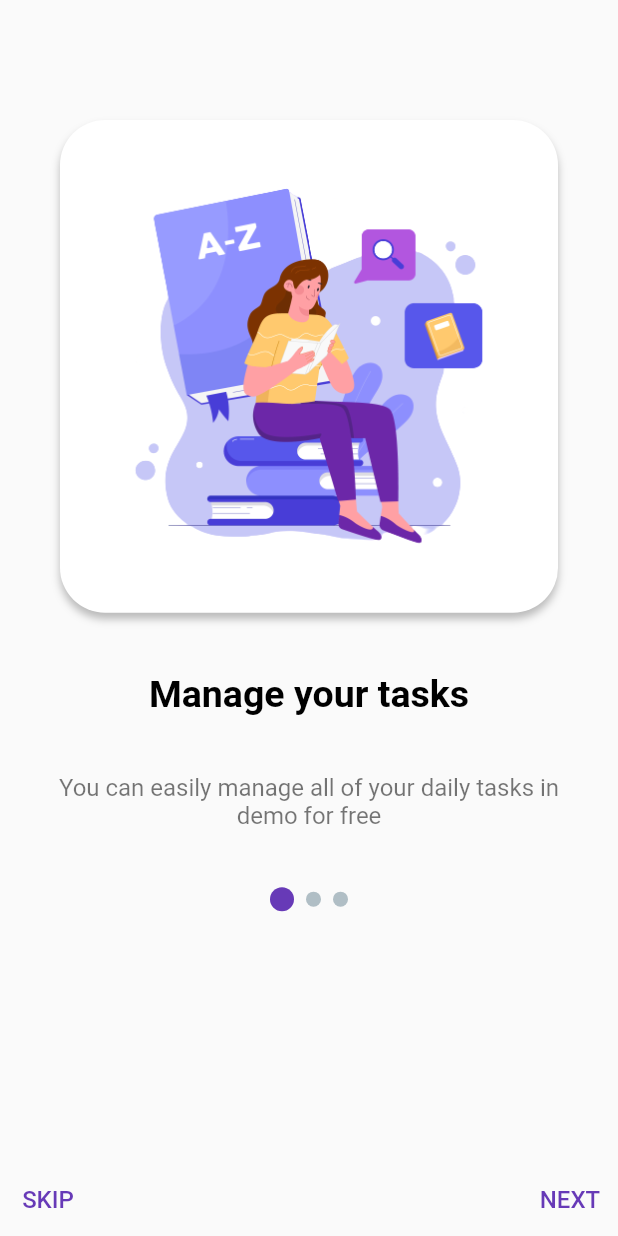
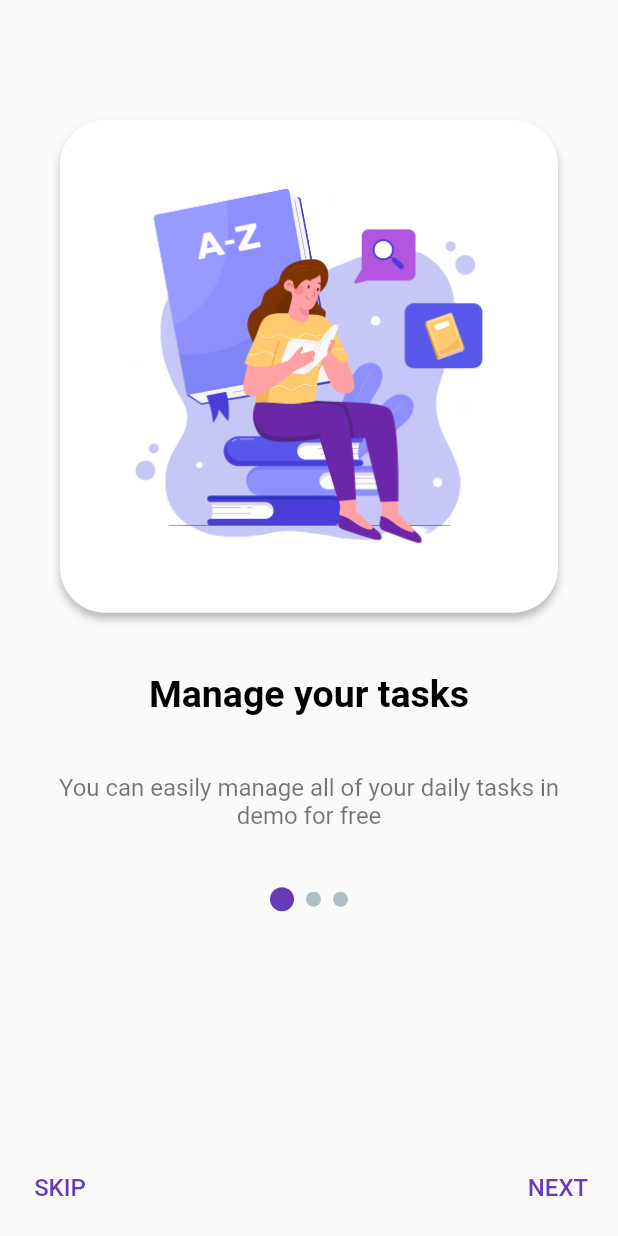
Before and after one commit to SaritaTrentium/Todo_app, a Flutter app: the screen it shows after launch, on a phone screen of 412 x 824 dp. Run offline on Flutter 3.47's test engine with Material 2 defaults, Android fonts, the phone set to English and light mode, and no system bars; our stand-ins replace cloud_firestore, firebase_auth, firebase_core, flutter_local_notifications, google_sign_in, hive and 3 more; accounts and stored records are empty; generated files the repository leaves out were written again.

```diff
--- /dev/null
+++ b/lib/common/view_mode.dart
@@ -0,0 +1 @@
+enum ViewMode { GridView, ListView }
--- a/lib/main.dart
+++ b/lib/main.dart
@@ -68,9 +68,9 @@ class MyApp extends StatefulWidget {
   State<MyApp> createState() => _MyAppState();
 }
 class _MyAppState extends State<MyApp> {
+  late ThemeChangerProvider _themeProvider;
   @override
   Widget build(BuildContext context) {
-    late ThemeChangerProvider _themeProvider;
    _themeProvider = Provider.of<ThemeChangerProvider>(context);
     return MaterialApp(
       title: StringResources.getTitle,
--- a/lib/models/profile_listview_model.dart
+++ b/lib/models/profile_listview_model.dart
@@ -1,6 +1,5 @@
 import 'package:firebase_auth/firebase_auth.dart';
 import 'package:flutter/material.dart';
-import 'package:hive_flutter/hive_flutter.dart';
 import 'package:provider/provider.dart';
 import 'package:todo_app/common/resources/string_resources.dart';
 import 'package:todo_app/providers/auth_provider.dart';
--- a/lib/screens/home/home_screen.dart
+++ b/lib/screens/home/home_screen.dart
@@ -5,6 +5,7 @@ import 'package:provider/provider.dart';
 import 'package:todo_app/common/Custom_bottom_navigation.dart';
 import 'package:todo_app/common/custom_appbar.dart';
 import 'package:todo_app/common/resources/string_resources.dart';
+import 'package:todo_app/common/view_mode.dart';
 import 'package:todo_app/models/todo_model.dart';
 import 'package:todo_app/providers/todo_list_provider.dart';
 import 'package:todo_app/widget/viewMode_widget.dart';
@@ -16,7 +17,7 @@ class HomeScreen extends StatefulWidget {
   @override
   State<HomeScreen> createState() => _HomeScreenState();
 }
-enum ViewMode { GridView, ListView }
+
 ViewMode currentViewMode = ViewMode.ListView;
 
 class _HomeScreenState extends State<HomeScreen> {
--- a/lib/screens/info/slider.dart
+++ b/lib/screens/info/slider.dart
@@ -76,7 +76,9 @@ class _SliderScreenState extends State<SliderScreen> {
         ),
       ),
       bottomNavigationBar: _currentPage < sliderList.length -1
-      ? Row(
+      ? Padding(
+        padding: const EdgeInsets.all(8.0),
+        child: Row(
           mainAxisAlignment: MainAxisAlignment.spaceBetween,
             children: [
               TextButton(onPressed: (){
@@ -95,8 +97,11 @@ class _SliderScreenState extends State<SliderScreen> {
                    ? Colors.white
                    : Colors.deepPurple, fontSize: 16),),),
             ],
+        ),
       )
-    : Row(
+    : Padding(
+      padding: const EdgeInsets.all(8.0),
+      child: Row(
           mainAxisAlignment: MainAxisAlignment.end,
           children: [
             TextButton(onPressed: (){
@@ -107,6 +112,7 @@ class _SliderScreenState extends State<SliderScreen> {
               ),
             ),
           ],
+        ),
     ),
     );
   }
--- a/pubspec.yaml
+++ b/pubspec.yaml
@@ -40,11 +40,9 @@ dependencies:
   cloud_firestore: ^4.9.2
   provider: ^6.0.5
   http: ^1.1.0
-  shared_preferences: ^2.2.1
   logger: ^2.0.2+1
   loading_animations: ^2.2.0
   google_sign_in: ^6.1.5
-  country_picker: ^2.0.21
   carousel_slider: ^4.2.1
   font_awesome_flutter: ^10.6.0
 
```
Also changed, not shown: pubspec.lock, 1 other file. Lines whose indentation alone changed are shown as unchanged.
